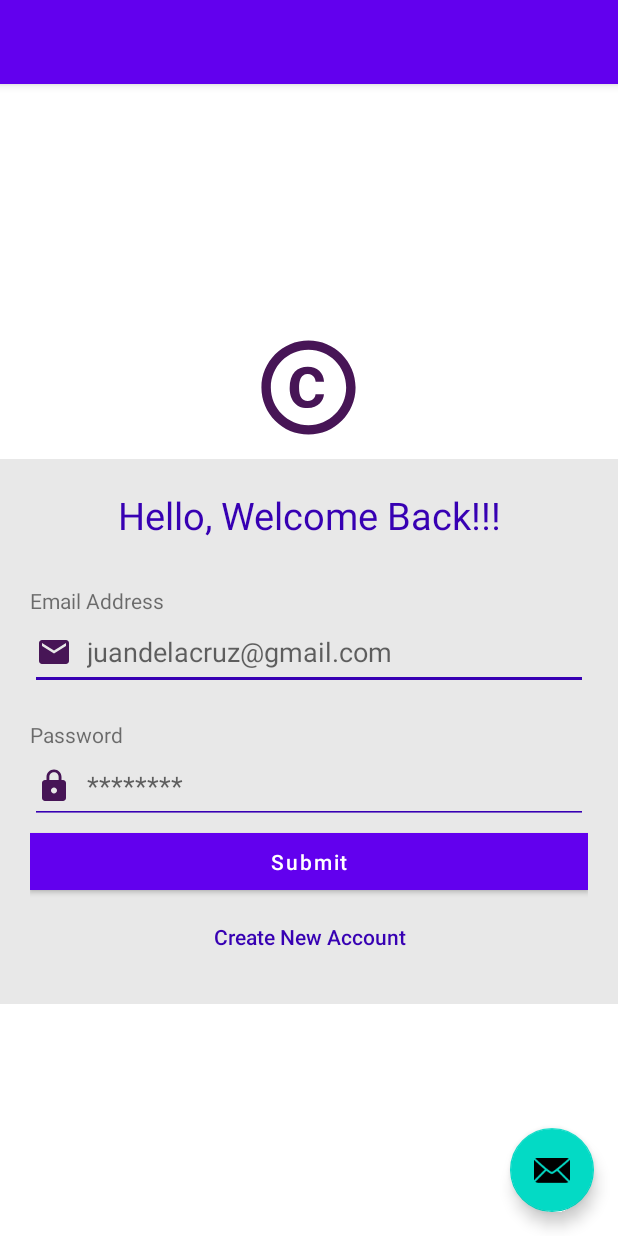
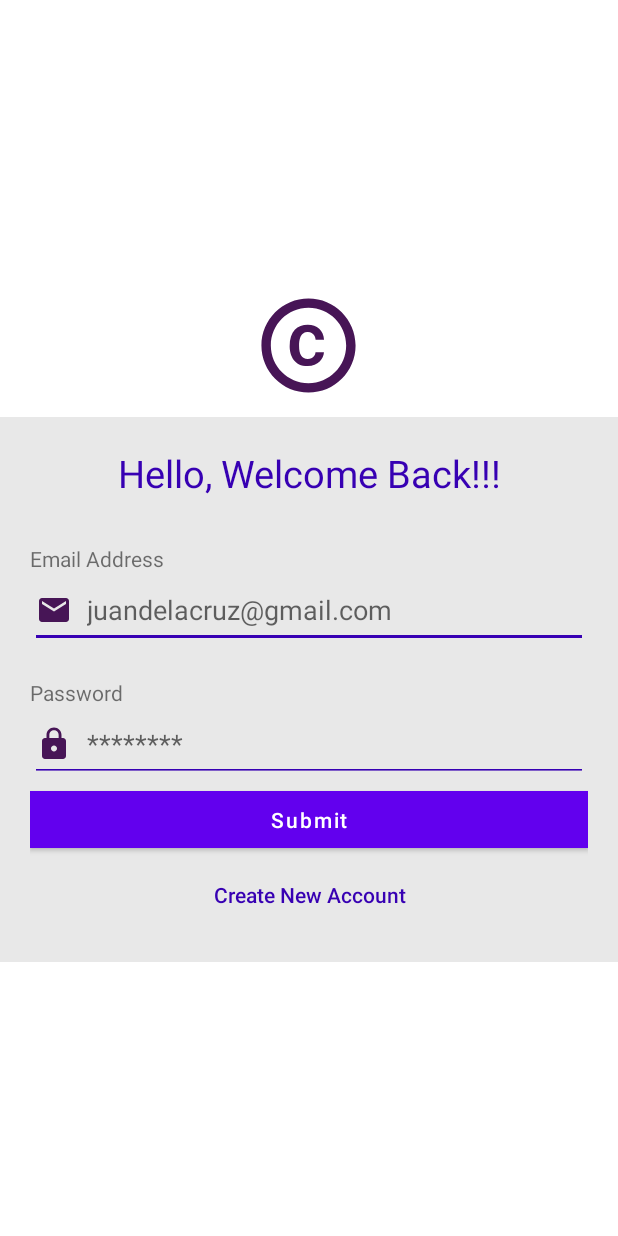
Before and after one commit to Lurky-phish-2085/login-form-sample-android, an Android app: the screen it shows after launch (MainActivity), on a phone screen of 412 x 824 dp. Run offline under Robolectric (Android 15) with nearby library versions, the phone set to English and light mode, and no system bars.

Commit message:
Titlebar removed across activities
Just changed the theme on each activities in the
`AndroidManifest.xml` file into `Theme.POG.NoActionBar`

Deleted some leftover views...

Can't make it work programatically, so I just went to editing
the xml files.

```diff
--- a/app/src/main/AndroidManifest.xml
+++ b/app/src/main/AndroidManifest.xml
@@ -11,9 +11,11 @@
         android:theme="@style/Theme.POG" >
         <activity
             android:name=".RegisterPage"
+            android:theme="@style/Theme.POG.NoActionBar"
             android:exported="false" />
         <activity
             android:name=".ui.login.LoginActivity"
+            android:theme="@style/Theme.POG.NoActionBar"
             android:exported="false"
             android:label="@string/title_activity_login" />
         <activity
--- a/app/src/main/java/com/example/pog/MainActivity.java
+++ b/app/src/main/java/com/example/pog/MainActivity.java
@@ -8,6 +8,8 @@ import android.database.Cursor;
 import android.database.sqlite.SQLiteDatabase;
 import android.os.Bundle;
 import android.view.View;
+import android.view.Window;
+import android.view.WindowManager;
 import android.widget.Button;
 import android.widget.EditText;
 
@@ -41,7 +43,6 @@ public class MainActivity extends AppCompatActivity implements View.OnClickListe
         login.setOnClickListener(this);
         register = findViewById(R.id.btnBackToLogin);
         register.setOnClickListener(this);
-
 
         email = findViewById(R.id.editTextEmailAddressRegister);
         password = findViewById(R.id.editTextPasswordRegister);
--- a/app/src/main/res/layout/activity_main.xml
+++ b/app/src/main/res/layout/activity_main.xml
@@ -11,24 +11,8 @@
         android:layout_height="wrap_content"
         >
 
-        <androidx.appcompat.widget.Toolbar
-            android:id="@+id/toolbar"
-            android:layout_width="match_parent"
-            android:layout_height="?attr/actionBarSize"
-            android:background="?attr/colorPrimary"
-            />
-
     </com.google.android.material.appbar.AppBarLayout>
 
     <include layout="@layout/content_main" />
 
-    <com.google.android.material.floatingactionbutton.FloatingActionButton
-        android:id="@+id/fab"
-        android:layout_width="wrap_content"
-        android:layout_height="wrap_content"
-        android:layout_gravity="bottom|end"
-        android:layout_marginEnd="@dimen/fab_margin"
-        android:layout_marginBottom="16dp"
-        app:srcCompat="@android:drawable/ic_dialog_email" />
-
 </androidx.coordinatorlayout.widget.CoordinatorLayout>
```
